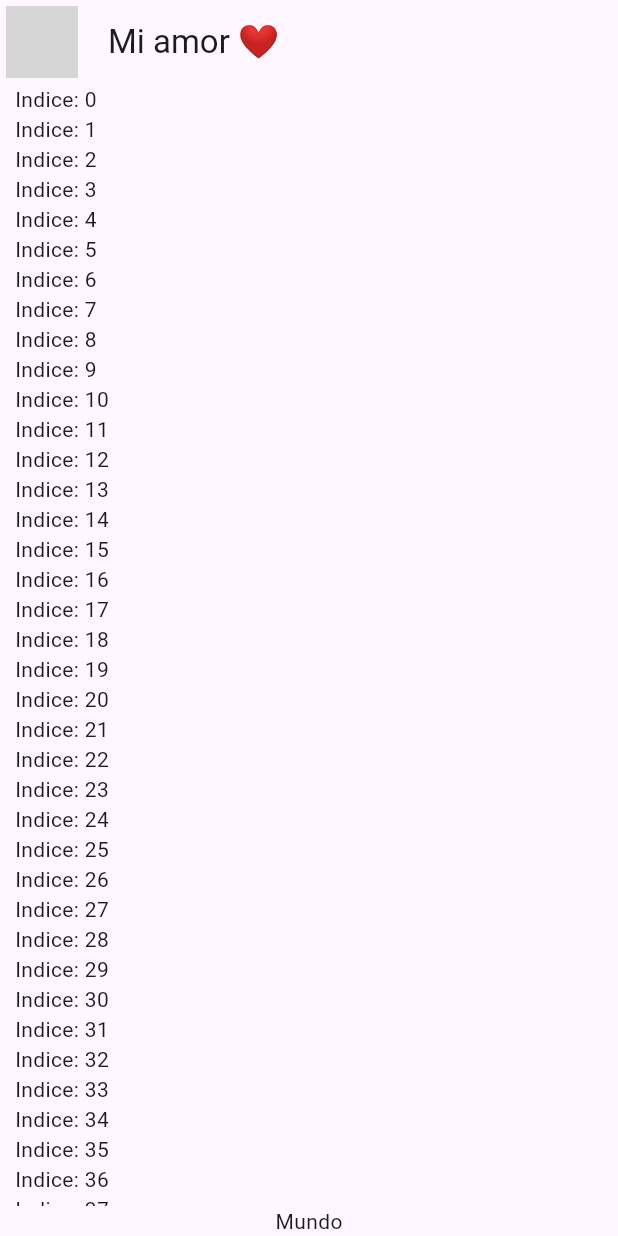
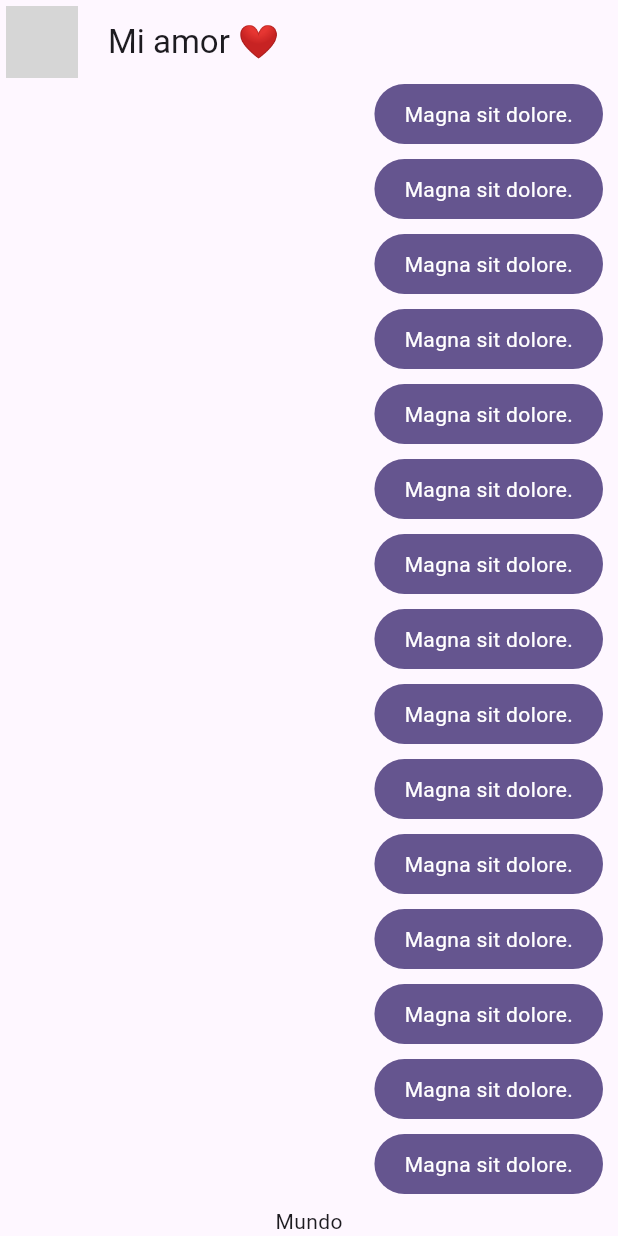
Before and after one commit to rmoreno-software/cursos, a Flutter app: the screen it shows after launch, on a phone screen of 412 x 824 dp. Run offline on Flutter 3.47's test engine with Material 3 defaults, Android fonts, the phone set to English and light mode, and no system bars; network calls fail; grey boxes are pictures that could not be loaded.

Commit message:
S5 - Mis Mensajes - Burbuja de chat

```diff
--- a/Flutter/yes_no_app/lib/main.dart
+++ b/Flutter/yes_no_app/lib/main.dart
@@ -1,6 +1,6 @@
 import 'package:flutter/material.dart';
 import 'package:yes_no_app/config/theme/app_theme.dart';
-import 'package:yes_no_app/presentation/screen/chat/chat_screen.dart';
+import 'package:yes_no_app/presentation/screens/chat/chat_screen.dart';
 
 void main() => runApp(const MyApp());
 
--- a/Flutter/yes_no_app/lib/presentation/screen/chat/chat_screen.dart
+++ b/Flutter/yes_no_app/lib/presentation/screens/chat/chat_screen.dart
@@ -1,4 +1,5 @@
 import 'package:flutter/material.dart';
+import 'package:yes_no_app/presentation/widgets/chat/my_message_bubble.dart';
 
 class ChatScreen extends StatelessWidget {
   const ChatScreen({super.key});
@@ -34,7 +35,7 @@ class _ChatView extends StatelessWidget {
               child: ListView.builder(
                 itemCount: 100,
                 itemBuilder: (context, index) {
-                  return Text('Indice: $index');
+                  return const MyMessageBubble();
                 },
               ),
             ),
--- /dev/null
+++ b/Flutter/yes_no_app/lib/presentation/widgets/chat/my_message_bubble.dart
@@ -0,0 +1,31 @@
+import 'package:flutter/material.dart';
+
+class MyMessageBubble extends StatelessWidget {
+  const MyMessageBubble({super.key});
+
+  @override
+  Widget build(BuildContext context) {
+
+    final colors = Theme.of(context).colorScheme;
+
+    return Column(
+      crossAxisAlignment: CrossAxisAlignment.end,
+      children: [
+        Container(
+          decoration: BoxDecoration(
+            color: colors.primary,
+            borderRadius: BorderRadius.circular(20),
+          ),
+          child: Padding(
+            padding: const EdgeInsets.symmetric(horizontal: 20, vertical: 10),
+            child: Text(
+              'Magna sit dolore.',
+              style: TextStyle(color: Colors.white),
+            ),
+          ),
+        ),
+        const SizedBox(height: 10),
+      ],
+    );
+  }
+}
```
